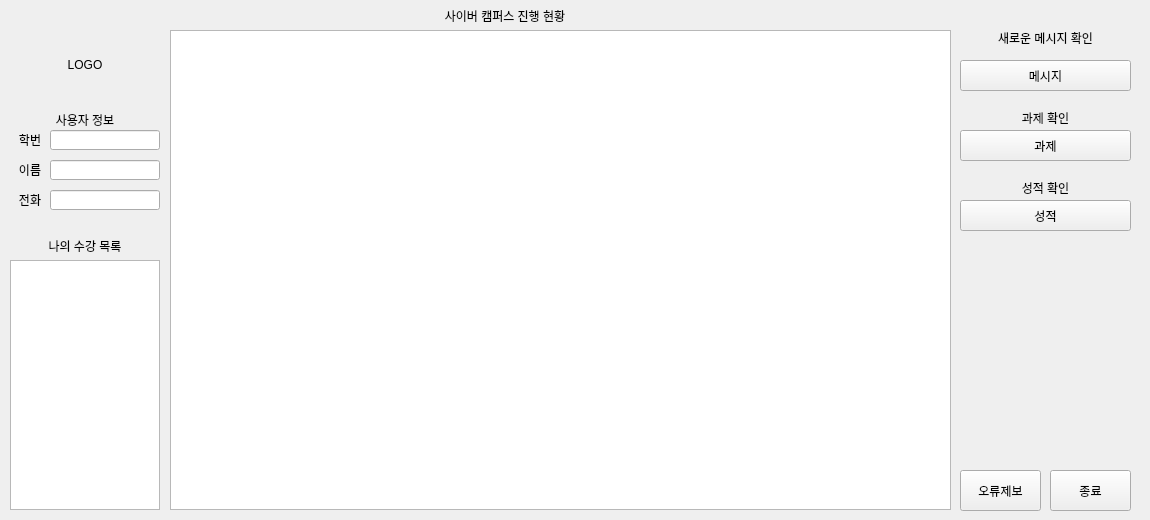
The window that src/main.ui (kim-do-hyeon/jj_cyber_campus_management) describes before a commit, drawn with Qt 5.
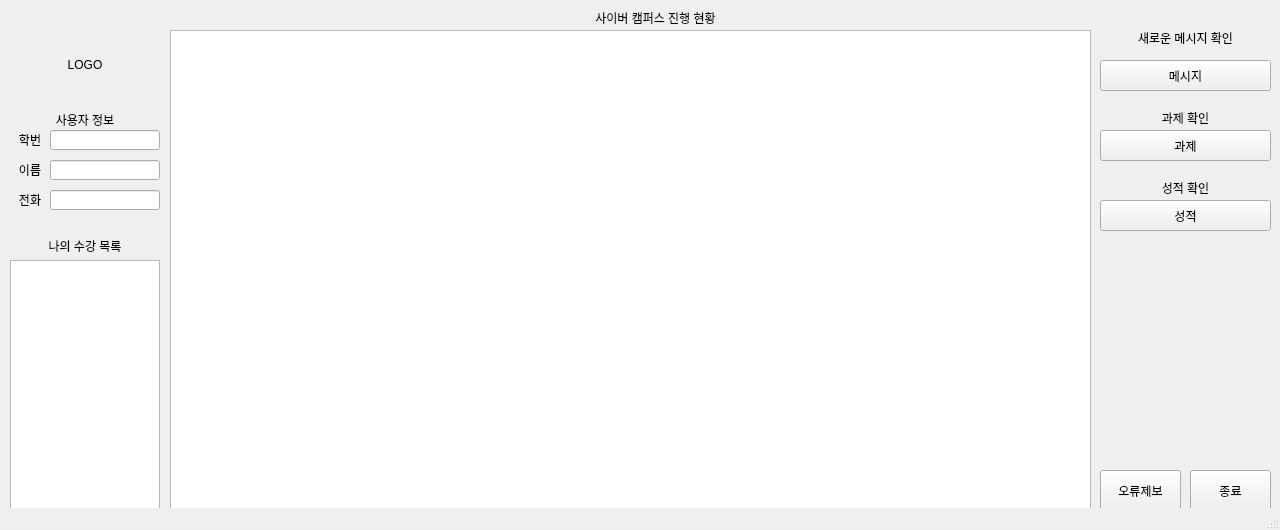
The same window after the commit.

```diff
--- a/src/main.ui
+++ b/src/main.ui
@@ -6,20 +6,20 @@
    <rect>
     <x>0</x>
     <y>0</y>
-    <width>1150</width>
-    <height>520</height>
+    <width>1280</width>
+    <height>530</height>
    </rect>
   </property>
   <property name="minimumSize">
    <size>
-    <width>1150</width>
-    <height>520</height>
+    <width>1280</width>
+    <height>530</height>
    </size>
   </property>
   <property name="maximumSize">
    <size>
-    <width>1150</width>
-    <height>520</height>
+    <width>1280</width>
+    <height>530</height>
    </size>
   </property>
   <property name="windowTitle">
@@ -57,7 +57,7 @@
      <rect>
       <x>170</x>
       <y>30</y>
-      <width>781</width>
+      <width>921</width>
       <height>480</height>
      </rect>
     </property>
@@ -67,8 +67,8 @@
      <rect>
       <x>170</x>
       <y>10</y>
-      <width>670</width>
-      <height>12</height>
+      <width>971</width>
+      <height>16</height>
      </rect>
     </property>
     <property name="text">
@@ -200,7 +200,7 @@
    <widget class="QPushButton" name="assign_button">
     <property name="geometry">
      <rect>
-      <x>960</x>
+      <x>1100</x>
       <y>130</y>
       <width>171</width>
       <height>31</height>
@@ -213,7 +213,7 @@
    <widget class="QLabel" name="assign_label">
     <property name="geometry">
      <rect>
-      <x>960</x>
+      <x>1100</x>
       <y>110</y>
       <width>171</width>
       <height>16</height>
@@ -229,7 +229,7 @@
    <widget class="QPushButton" name="exit_button">
     <property name="geometry">
      <rect>
-      <x>1050</x>
+      <x>1190</x>
       <y>470</y>
       <width>81</width>
       <height>41</height>
@@ -242,7 +242,7 @@
    <widget class="QPushButton" name="error_send">
     <property name="geometry">
      <rect>
-      <x>960</x>
+      <x>1100</x>
       <y>470</y>
       <width>81</width>
       <height>41</height>
@@ -255,7 +255,7 @@
    <widget class="QPushButton" name="grade_button">
     <property name="geometry">
      <rect>
-      <x>960</x>
+      <x>1100</x>
       <y>200</y>
       <width>171</width>
       <height>31</height>
@@ -268,7 +268,7 @@
    <widget class="QLabel" name="grade_label">
     <property name="geometry">
      <rect>
-      <x>960</x>
+      <x>1100</x>
       <y>180</y>
       <width>171</width>
       <height>16</height>
@@ -284,7 +284,7 @@
    <widget class="QPushButton" name="message_button">
     <property name="geometry">
      <rect>
-      <x>960</x>
+      <x>1100</x>
       <y>60</y>
       <width>171</width>
       <height>31</height>
@@ -297,7 +297,7 @@
    <widget class="QLabel" name="new_message_label">
     <property name="geometry">
      <rect>
-      <x>960</x>
+      <x>1100</x>
       <y>30</y>
       <width>171</width>
       <height>16</height>
@@ -311,6 +311,7 @@
     </property>
    </widget>
   </widget>
+  <widget class="QStatusBar" name="statusBar"/>
  </widget>
  <resources/>
  <connections/>
```
